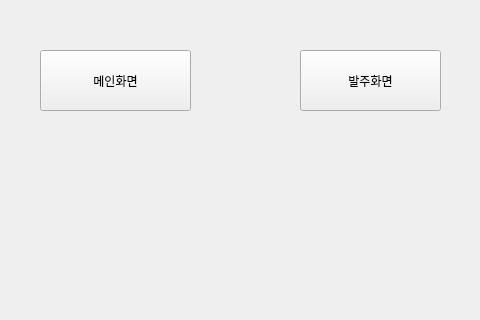
park0609/mini_project, file mini_pro1/mini_prod.ui: the form before one commit; both pictures show x 0 to 480 and y 0 to 320 of the 750 by 600 pixel window.
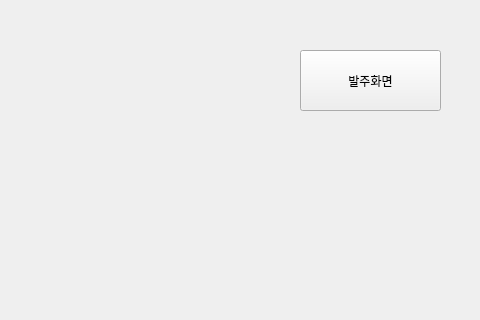
The form after the commit.

```diff
--- a/mini_pro1/mini_prod.ui
+++ b/mini_pro1/mini_prod.ui
@@ -25,19 +25,6 @@
   <property name="windowTitle">
    <string>Form</string>
   </property>
-  <widget class="QPushButton" name="pushButton">
-   <property name="geometry">
-    <rect>
-     <x>40</x>
-     <y>50</y>
-     <width>151</width>
-     <height>61</height>
-    </rect>
-   </property>
-   <property name="text">
-    <string>메인화면</string>
-   </property>
-  </widget>
   <widget class="QPushButton" name="pushButton_2">
    <property name="geometry">
     <rect>
```
Left out of the diff: 16 changed lines with no effect on the pictures.
